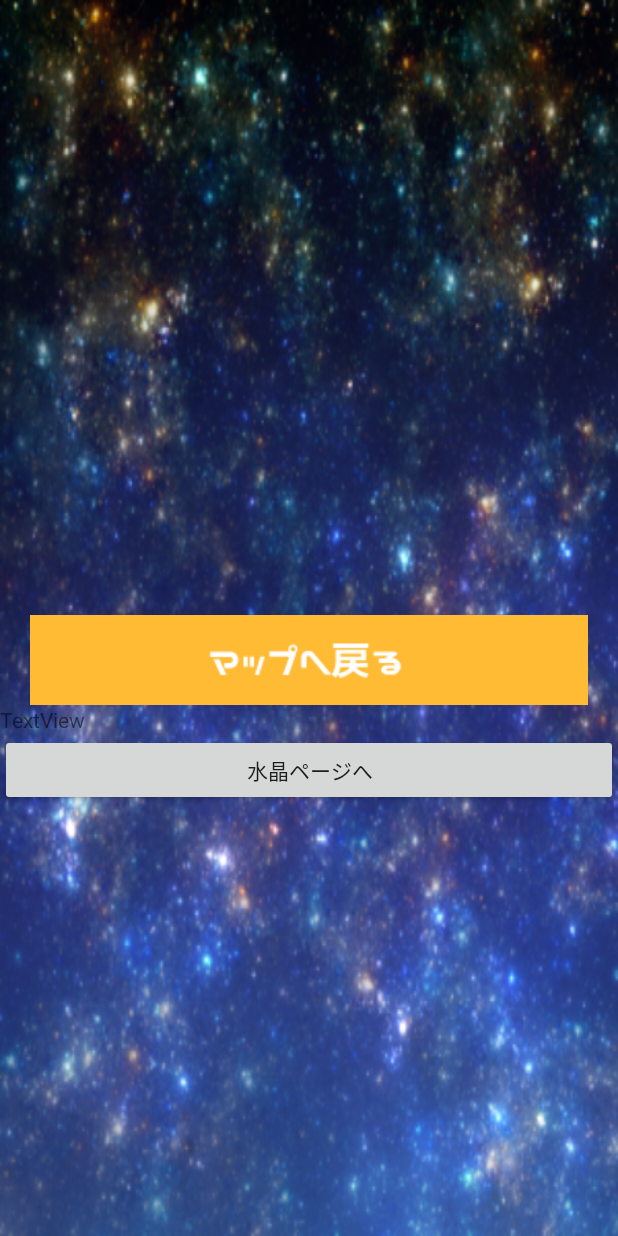
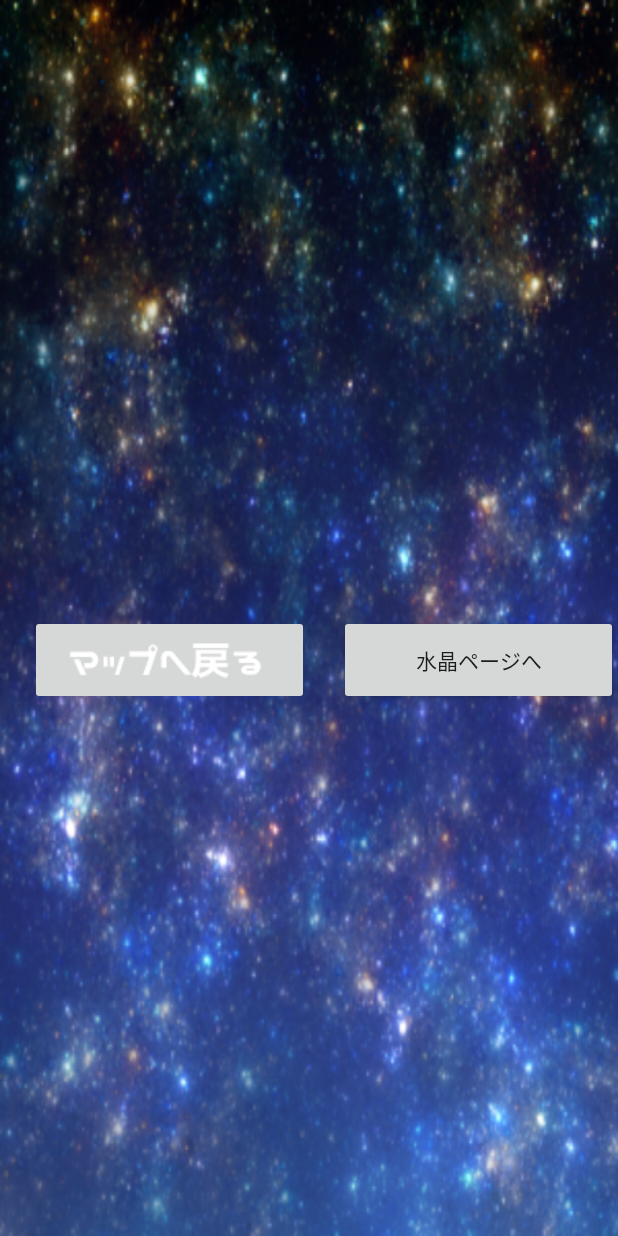
Before and after one commit to x15g029/ShinseiEmotion2, an Android app: the layout fragment_result_ok.xml on its own in the app's theme, with its tools: preview values and no code run, on a phone screen of 412 x 824 dp. Run offline under Robolectric (Android 15) with nearby library versions, the phone set to English and light mode, and no system bars.

Commit message:
2月11日にキーの期限がきれる

```diff
--- a/app/src/main/java/jp/ac/fjb/x15g020/emotionjudgmentapp_ver2/view/CameraFragment.java
+++ b/app/src/main/java/jp/ac/fjb/x15g020/emotionjudgmentapp_ver2/view/CameraFragment.java
@@ -154,7 +154,7 @@ public class CameraFragment extends Fragment implements View.OnTouchListener ,Em
 		mCamera.save(path);
 
 		//エモーションエンジンの呼び出し
-		EmotionEngine.getEmotion(path,this);
+		//EmotionEngine.getEmotion(path,this);
 
 
 		return false;
--- a/app/src/main/java/layout/PictureCheckFragment.java
+++ b/app/src/main/java/layout/PictureCheckFragment.java
@@ -68,7 +68,7 @@ public class PictureCheckFragment extends Fragment implements View.OnClickListen
         picView.setImageURI(Uri.fromFile(file));
 
         //エモーションエンジンの呼び出し
-        EmotionEngine.getEmotion(path,this);
+       EmotionEngine.getEmotion(path,this);
 
         return view;
     }
--- a/app/src/main/res/layout/fragment_result_ok.xml
+++ b/app/src/main/res/layout/fragment_result_ok.xml
@@ -73,25 +73,15 @@
             android:layout_marginLeft="20dp"
             android:layout_marginRight="20dp"
             android:layout_weight="0.3"
-            android:background="@android:color/holo_orange_light"
             app:srcCompat="@drawable/map_back" />
+
+        <Button
+            android:id="@+id/b1"
+            android:layout_width="100dp"
+            android:layout_height="60dp"
+            android:layout_weight="0.3"
+            android:text="水晶ページへ" />
 
     </LinearLayout>
 
-    <TextView
-        android:id="@+id/sinkoudo"
-        android:layout_width="match_parent"
-        android:layout_height="wrap_content"
-        android:text="TextView" />
-
-    <Button
-        android:id="@+id/b1"
-        android:layout_width="match_parent"
-        android:layout_height="wrap_content"
-        android:text="水晶ページへ" />
-
-    <ImageView
-        android:id="@+id/bowlageru"
-        android:layout_width="120dp"
-        android:layout_height="wrap_content" />
 </LinearLayout>
```
Also changed, not shown: app/src/main/java/jp/ac/fjb/x15g020/emotionjudgmentapp_ver2/model/EmotionEngine.java (+5 -5 lines), app/src/main/java/layout/ResultOkFragment.java (+73 -33 lines), app/src/main/res/drawable/m_do3.png (added), app/src/main/res/drawable/m_ka3.png (added), app/src/main/res/drawable/m_kai3.png (added), app/src/main/res/drawable/m_kin3.png (added), app/src/main/res/drawable/m_moku3.png (added), app/src/main/res/drawable/m_sui3.png (added), app/src/main/res/drawable/m_ten3.png (added).
